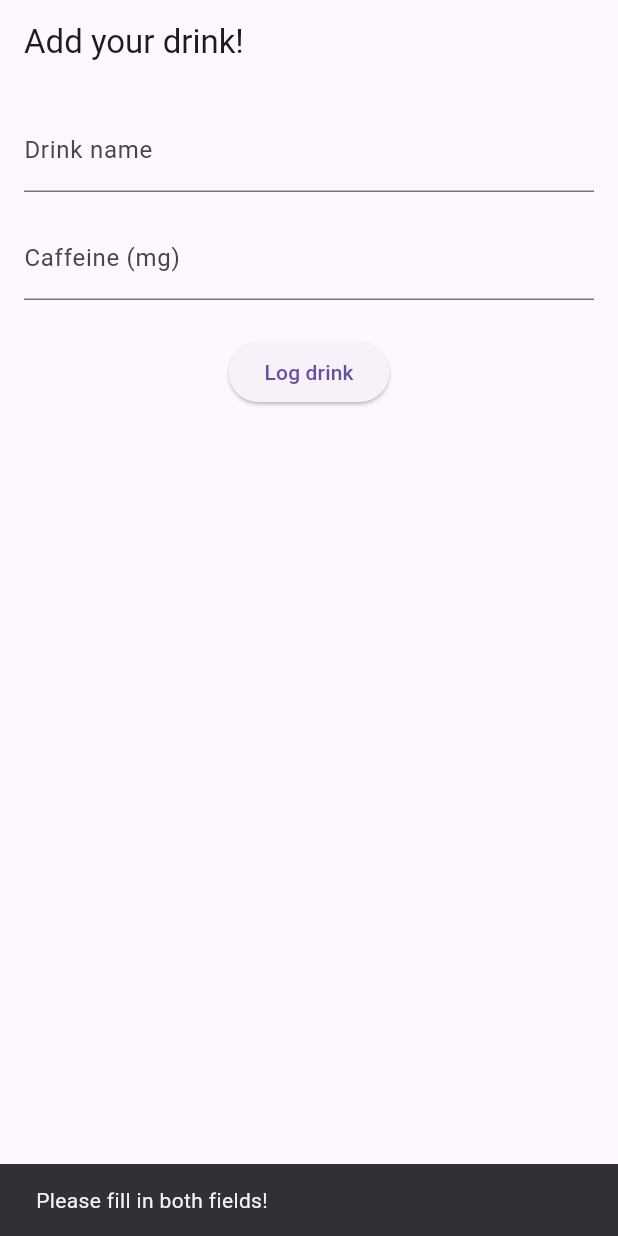
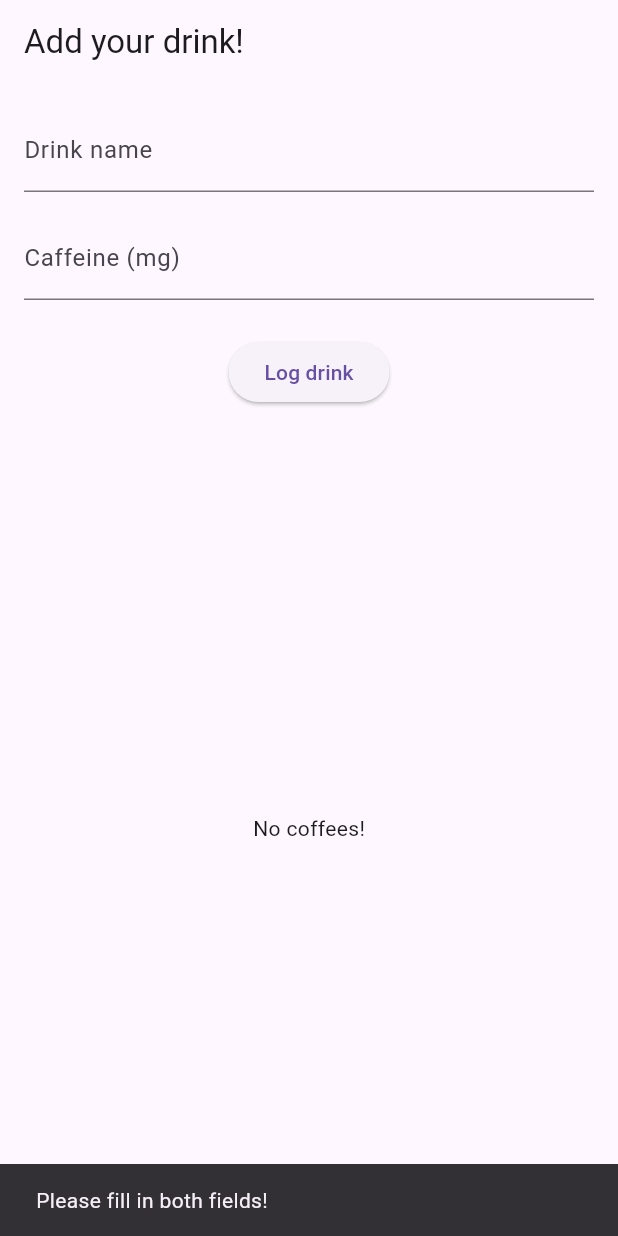
Before and after one commit to mcanevi3/caffein_tracker, a Flutter app: the screen it shows after launch, after a tap on "Log drink", on a phone screen of 412 x 824 dp. Run offline on Flutter 3.47's test engine with Material 3 defaults, Android fonts, the phone set to English and light mode, and no system bars; our stand-ins replace sqflite; accounts and stored records are empty.

Commit message:
listview for coffees added

```diff
--- /dev/null
+++ b/caffeine_tracker/lib/database_helper.dart
@@ -0,0 +1,52 @@
+import 'dart:async';
+
+import 'package:sqflite/sqflite.dart';
+import 'package:path/path.dart';
+import 'package:uuid/uuid.dart';
+
+class DatabaseHelper {
+  static final DatabaseHelper instance = DatabaseHelper._internal();
+  factory DatabaseHelper() => instance;
+  DatabaseHelper._internal();
+
+  static Database? _db;
+
+  Future<Database> _initDB() async {
+    final dbPath = await getDatabasesPath();
+    final path = join(dbPath, 'caffeine_tracker.db');
+
+    return await openDatabase(path, version: 1, onCreate: _onCreate);
+  }
+
+  Future<Database> get database async {
+    return _db ??= await _initDB();
+  }
+
+  FutureOr<void> _onCreate(Database db, int version) async {
+    await db.execute('''
+    CREATE TABLE coffees (
+    uuid TEXT PRIMARY KEY,
+    name TEXT,
+    brand TEXT,
+    caffein INTEGER
+    )
+    ''');
+  }
+
+  Future<void> insertCoffee(String name, String brand, int caffeine) async {
+    final db = await database;
+    final uuid = const Uuid().v4();
+
+    await db.insert('coffees', {
+      'uuid': uuid,
+      'name': name,
+      'brand': brand,
+      'caffeine': caffeine,
+    });
+  }
+
+  Future<List<Map<String, dynamic>>> getAllCoffees() async {
+    final db = await database;
+    return await db.query('coffees');
+  }
+}
--- a/caffeine_tracker/lib/main.dart
+++ b/caffeine_tracker/lib/main.dart
@@ -1,11 +1,12 @@
 import 'package:flutter/material.dart';
+import 'widgets/coffee_list_widget.dart';
 
 void main() {
-  runApp(const MyApp());
+  runApp(const CoffeeApp());
 }
 
-class MyApp extends StatelessWidget {
-  const MyApp({super.key});
+class CoffeeApp extends StatelessWidget {
+  const CoffeeApp({super.key});
 
   // This widget is the root of your application.
   @override
@@ -45,7 +46,6 @@ class _DrinkLoggerScreenState extends State<DrinkLoggerScreen> {
         const SnackBar(content: Text("Please enter valid caffeine data!")),
       );
     }
-
     print("$caffeine mg");
   }
 
@@ -69,6 +69,8 @@ class _DrinkLoggerScreenState extends State<DrinkLoggerScreen> {
             ),
             const SizedBox(height: 24),
             ElevatedButton(onPressed: _logDrink, child: Text("Log drink")),
+            const SizedBox(height: 24),
+            const Expanded(child: CoffeeListWidget()),
           ],
         ),
       ),
--- /dev/null
+++ b/caffeine_tracker/lib/widgets/coffee_list_widget.dart
@@ -0,0 +1,45 @@
+import 'package:flutter/material.dart';
+import '../database_helper.dart';
+
+class CoffeeListWidget extends StatefulWidget {
+  const CoffeeListWidget({super.key});
+  @override
+  State<CoffeeListWidget> createState() => _CoffeeListWidgetState();
+}
+
+class _CoffeeListWidgetState extends State<CoffeeListWidget> {
+  List<Map<String, dynamic>> _coffees = [];
+
+  @override
+  void initState() {
+    super.initState();
+    _loadCoffees();
+  }
+
+  void _loadCoffees() async {
+    final coffees = await DatabaseHelper.instance.getAllCoffees();
+    setState(() {
+      _coffees = coffees;
+    });
+  }
+
+  @override
+  Widget build(BuildContext context) {
+    if (_coffees.isEmpty) {
+      return const Center(child: Text('No coffees!'));
+    }
+
+    return ListView.builder(
+      itemCount: _coffees.length,
+      itemBuilder: (context, index) {
+        final coffee = _coffees[index];
+        return Card(
+          child: ListTile(
+            title: Text(coffee['name']),
+            subtitle: Text('${coffee['brand']} - ${coffee['caffeine']} mg'),
+          ),
+        );
+      },
+    );
+  }
+}
```
Also changed, not shown: caffeine_tracker/pubspec.yaml (+4 -3 lines), 14 other files.
